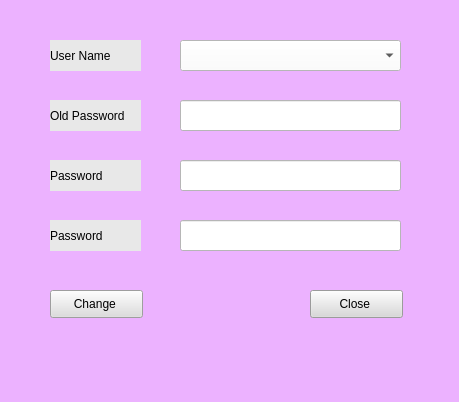
Old version of the form Change_Password/Change_Password.ui in the repository vaishaligawarkar777-pixel/Password_Login_Project.
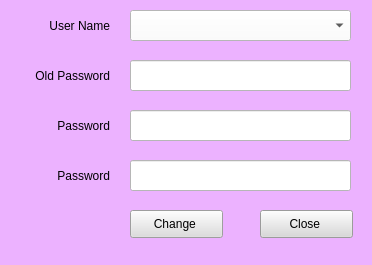
New version of the form.

```diff
--- a/Change_Password/Change_Password.ui
+++ b/Change_Password/Change_Password.ui
@@ -6,8 +6,8 @@
    <rect>
     <x>0</x>
     <y>0</y>
-    <width>459</width>
-    <height>402</height>
+    <width>372</width>
+    <height>265</height>
    </rect>
   </property>
   <property name="windowTitle">
@@ -20,78 +20,114 @@
    <widget class="QLabel" name="label">
     <property name="geometry">
      <rect>
-      <x>50</x>
-      <y>40</y>
-      <width>91</width>
+      <x>10</x>
+      <y>10</y>
+      <width>100</width>
       <height>31</height>
      </rect>
     </property>
+    <property name="minimumSize">
+     <size>
+      <width>100</width>
+      <height>0</height>
+     </size>
+    </property>
     <property name="styleSheet">
      <string notr="true">font: 10pt &quot;MS Shell Dlg 2&quot;;
-background-color: rgb(232, 232, 232);</string>
+</string>
     </property>
     <property name="text">
      <string>User Name</string>
     </property>
+    <property name="alignment">
+     <set>Qt::AlignRight|Qt::AlignTrailing|Qt::AlignVCenter</set>
+    </property>
    </widget>
    <widget class="QLabel" name="label_2">
     <property name="geometry">
      <rect>
-      <x>50</x>
-      <y>100</y>
-      <width>91</width>
+      <x>10</x>
+      <y>60</y>
+      <width>100</width>
       <height>31</height>
      </rect>
     </property>
+    <property name="minimumSize">
+     <size>
+      <width>100</width>
+      <height>0</height>
+     </size>
+    </property>
     <property name="styleSheet">
      <string notr="true">font: 10pt &quot;MS Shell Dlg 2&quot;;
 font: 75 8pt &quot;MS Shell Dlg 2&quot;;
 font: 9pt &quot;MS Shell Dlg 2&quot;;
-background-color: rgb(232, 232, 232);</string>
+</string>
     </property>
     <property name="text">
      <string>Old Password</string>
     </property>
+    <property name="alignment">
+     <set>Qt::AlignRight|Qt::AlignTrailing|Qt::AlignVCenter</set>
+    </property>
    </widget>
    <widget class="QLabel" name="label_3">
     <property name="geometry">
      <rect>
-      <x>50</x>
-      <y>160</y>
-      <width>91</width>
+      <x>9</x>
+      <y>110</y>
+      <width>101</width>
       <height>31</height>
      </rect>
     </property>
+    <property name="minimumSize">
+     <size>
+      <width>100</width>
+      <height>0</height>
+     </size>
+    </property>
     <property name="styleSheet">
      <string notr="true">font: 10pt &quot;MS Shell Dlg 2&quot;;
-background-color: rgb(232, 232, 232);</string>
+</string>
     </property>
     <property name="text">
      <string>Password</string>
     </property>
+    <property name="alignment">
+     <set>Qt::AlignRight|Qt::AlignTrailing|Qt::AlignVCenter</set>
+    </property>
    </widget>
    <widget class="QLabel" name="label_4">
     <property name="geometry">
      <rect>
-      <x>50</x>
-      <y>220</y>
-      <width>91</width>
+      <x>9</x>
+      <y>160</y>
+      <width>101</width>
       <height>31</height>
      </rect>
     </property>
+    <property name="minimumSize">
+     <size>
+      <width>100</width>
+      <height>0</height>
+     </size>
+    </property>
     <property name="styleSheet">
      <string notr="true">font: 10pt &quot;MS Shell Dlg 2&quot;;
-background-color: rgb(232, 232, 232);</string>
+</string>
     </property>
     <property name="text">
      <string>Password</string>
     </property>
+    <property name="alignment">
+     <set>Qt::AlignRight|Qt::AlignTrailing|Qt::AlignVCenter</set>
+    </property>
    </widget>
    <widget class="QComboBox" name="cmbusername">
     <property name="geometry">
      <rect>
-      <x>180</x>
-      <y>40</y>
+      <x>130</x>
+      <y>10</y>
       <width>221</width>
       <height>31</height>
      </rect>
@@ -103,8 +139,8 @@
    <widget class="QLineEdit" name="txtoldpassword">
     <property name="geometry">
      <rect>
-      <x>180</x>
-      <y>100</y>
+      <x>130</x>
+      <y>60</y>
       <width>221</width>
       <height>31</height>
      </rect>
@@ -119,8 +155,8 @@
    <widget class="QLineEdit" name="txtpassword">
     <property name="geometry">
      <rect>
-      <x>180</x>
-      <y>160</y>
+      <x>130</x>
+      <y>110</y>
       <width>221</width>
       <height>31</height>
      </rect>
@@ -135,8 +171,8 @@
    <widget class="QLineEdit" name="txtpassword1">
     <property name="geometry">
      <rect>
-      <x>180</x>
-      <y>220</y>
+      <x>130</x>
+      <y>160</y>
       <width>221</width>
       <height>31</height>
      </rect>
@@ -151,8 +187,8 @@
    <widget class="QPushButton" name="btnchange">
     <property name="geometry">
      <rect>
-      <x>50</x>
-      <y>290</y>
+      <x>130</x>
+      <y>210</y>
       <width>93</width>
       <height>28</height>
      </rect>
@@ -168,8 +204,8 @@
    <widget class="QPushButton" name="pushButton_2">
     <property name="geometry">
      <rect>
-      <x>310</x>
-      <y>290</y>
+      <x>260</x>
+      <y>210</y>
       <width>93</width>
       <height>28</height>
      </rect>
@@ -183,17 +219,6 @@
     </property>
    </widget>
   </widget>
-  <widget class="QMenuBar" name="menubar">
-   <property name="geometry">
-    <rect>
-     <x>0</x>
-     <y>0</y>
-     <width>459</width>
-     <height>26</height>
-    </rect>
-   </property>
-  </widget>
-  <widget class="QStatusBar" name="statusbar"/>
  </widget>
  <resources/>
  <connections>
```
